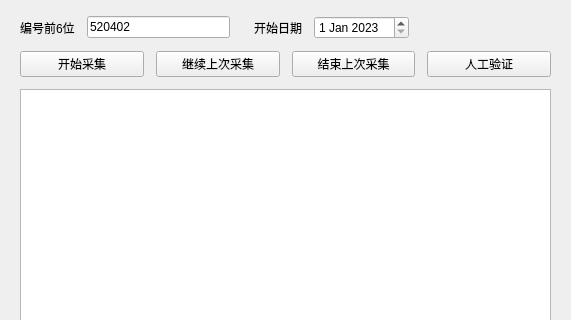
This is jzsc/mainwindow.ui in kinglon/jzsc as Qt 5 draws it before an edit; both pictures show x 0 to 571 and y 0 to 320 of the 571 by 492 pixel window. The edited form follows.
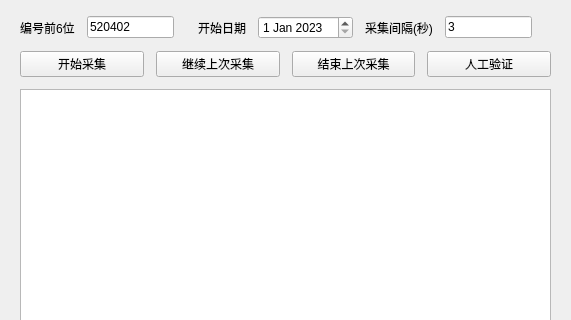
This is the edited form.

Patch:
```diff
--- a/jzsc/mainwindow.ui
+++ b/jzsc/mainwindow.ui
@@ -67,6 +67,20 @@
          </property>
         </widget>
        </item>
+       <item>
+        <widget class="QLabel" name="label_3">
+         <property name="text">
+          <string>采集间隔(秒)</string>
+         </property>
+        </widget>
+       </item>
+       <item>
+        <widget class="QLineEdit" name="intervalEdit">
+         <property name="text">
+          <string>3</string>
+         </property>
+        </widget>
+       </item>
        <item>
         <spacer name="horizontalSpacer">
          <property name="orientation">
```
